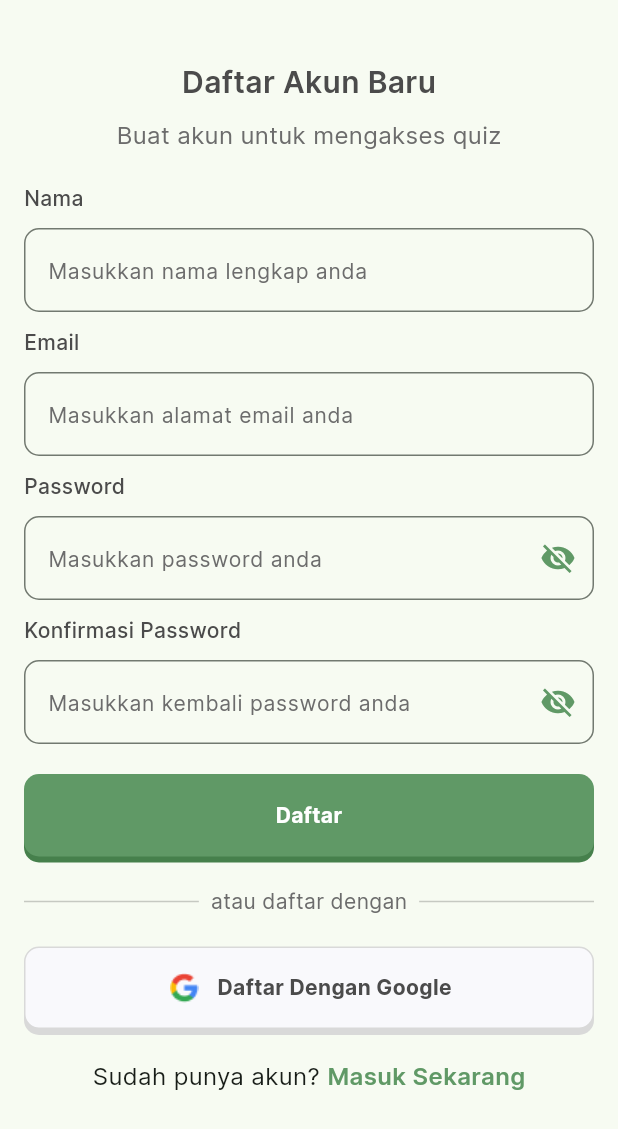
After one commit to rezamiaw/aplikasi_aksun, a Flutter app: the RegisterView screen opened directly, on a phone screen of 412 x 824 dp. The commit adds this screen. Shown: the top 1129 px of the screen. Run offline on Flutter 3.47's test engine with Material 3 defaults, Android fonts, the phone set to English and light mode, and no system bars.

Commit message:
Menambahkan register page dan navigate

```diff
--- a/lib/views/login.dart
+++ b/lib/views/login.dart
@@ -1,5 +1,6 @@
 import 'package:aplikasi_aksun/utils/colors.dart';
 import 'package:flutter/material.dart';
+import 'register.dart'; // Import the RegisterView
 
 class LoginView extends StatefulWidget {
   const LoginView({super.key});
@@ -9,6 +10,7 @@ class LoginView extends StatefulWidget {
 }
 
 class _LoginViewState extends State<LoginView> {
+  final _formKey = GlobalKey<FormState>();
   bool isHide = true;
 
   @override
@@ -26,6 +28,8 @@ class _LoginViewState extends State<LoginView> {
               children: [
                 Padding(
                   padding: const EdgeInsets.symmetric(horizontal: 16.0),
+                  child: Form(
+                    key: _formKey,
                     child: Column(
                       crossAxisAlignment: CrossAxisAlignment.start,
                       children: [
@@ -73,6 +77,16 @@ class _LoginViewState extends State<LoginView> {
                               color: fontGrayLightColor,
                             ),
                           ),
+                          validator: (value) {
+                            if (value == null || value.isEmpty) {
+                              return 'Email tidak boleh kosong';
+                            }
+                            if (!RegExp(r'^[^@]+@[^@]+\.[^@]+')
+                                .hasMatch(value)) {
+                              return 'Masukkan email yang valid';
+                            }
+                            return null;
+                          },
                         ),
                         SizedBox(height: 10),
                         Text(
@@ -108,14 +122,26 @@ class _LoginViewState extends State<LoginView> {
                               color: fontGrayLightColor,
                             ),
                           ),
+                          validator: (value) {
+                            if (value == null || value.isEmpty) {
+                              return 'Password tidak boleh kosong';
+                            }
+                            if (value.length < 6) {
+                              return 'Password harus lebih dari 6 karakter';
+                            }
+                            return null;
+                          },
                         ),
                         SizedBox(height: 20),
                         GestureDetector(
                           onTap: () {
+                            if (_formKey.currentState!.validate()) {
                               // Handle the "Masuk" button tap here
+                            }
                           },
                           child: Container(
-                          width: double.infinity, // Make the button full width
+                            width:
+                                double.infinity, // Make the button full width
                             height: 55,
                             decoration: BoxDecoration(
                               color: greenColor,
@@ -140,7 +166,8 @@ class _LoginViewState extends State<LoginView> {
                             ),
                           ),
                         ),
-                      SizedBox(height: 20), // Add some space before the divider
+                        SizedBox(
+                            height: 20), // Add some space before the divider
                         Row(
                           children: [
                             Expanded(
@@ -171,7 +198,8 @@ class _LoginViewState extends State<LoginView> {
                             // Handle the "Masuk Dengan Google" button tap here
                           },
                           child: Container(
-                          width: double.infinity, // Make the button full width
+                            width:
+                                double.infinity, // Make the button full width
                             height: 55,
                             decoration: BoxDecoration(
                               color: softwhite,
@@ -209,6 +237,7 @@ class _LoginViewState extends State<LoginView> {
                       ],
                     ),
                   ),
+                ),
                 SizedBox(height: 20),
                 Center(
                   child: Row(
@@ -222,12 +251,21 @@ class _LoginViewState extends State<LoginView> {
                         ),
                       ),
                       SizedBox(width: 5),
-                      Text(
+                      GestureDetector(
+                        onTap: () {
+                          Navigator.push(
+                            context,
+                            MaterialPageRoute(
+                                builder: (context) => RegisterView()),
+                          );
+                        },
+                        child: Text(
                           "Daftar Sekarang",
                           style: TextStyle(
                             fontFamily: "InterSemiBold",
                             fontSize: 16,
                             color: greenColor,
+                          ),
                         ),
                       ),
                     ],
--- a/lib/views/onboarding.dart
+++ b/lib/views/onboarding.dart
@@ -1,6 +1,7 @@
 import 'package:aplikasi_aksun/utils/colors.dart';
 import 'package:flutter/material.dart';
 import 'login.dart'; // Import the LoginScreen
+import 'register.dart'; // Import the RegisterView
 
 List onboardingData = [
   {
@@ -41,8 +42,10 @@ class _OnboardingViewState extends State<OnBoardingView> {
         curve: Curves.easeInOut,
       );
     } else {
-      // Perform action for the last page, e.g., navigate to another screen
-      print("Navigate to another screen or perform another action.");
+      Navigator.push(
+        context,
+        MaterialPageRoute(builder: (context) => RegisterView()),
+      );
     }
   }
 
--- /dev/null
+++ b/lib/views/register.dart
@@ -0,0 +1,355 @@
+import 'package:aplikasi_aksun/utils/colors.dart';
+import 'package:flutter/material.dart';
+import 'login.dart'; // Import the LoginScreen
+
+class RegisterView extends StatefulWidget {
+  const RegisterView({super.key});
+
+  @override
+  _RegisterViewState createState() => _RegisterViewState();
+}
+
+class _RegisterViewState extends State<RegisterView> {
+  final _formKey = GlobalKey<FormState>();
+  bool isHidePassword = true;
+  bool isHideConfirmPassword = true;
+  TextEditingController passwordController = TextEditingController();
+  TextEditingController confirmPasswordController = TextEditingController();
+
+  @override
+  Widget build(BuildContext context) {
+    return Scaffold(
+      body: SafeArea(
+        child: SingleChildScrollView(
+          child: Padding(
+            padding: const EdgeInsets.symmetric(horizontal: 16.0),
+            child: Column(
+              children: [
+                SizedBox(height: 40), // Add some space from the top
+                Center(
+                  child: Text(
+                    "Daftar Akun Baru",
+                    style: TextStyle(
+                      fontFamily: "InterSemiBold",
+                      fontSize: 20,
+                      color: fontGrayDarkColor,
+                    ),
+                  ),
+                ),
+                SizedBox(height: 10),
+                Center(
+                  child: Text(
+                    "Buat akun untuk mengakses quiz",
+                    style: TextStyle(
+                      fontFamily: "InterRegular",
+                      fontSize: 16,
+                      color: fontGrayLightColor,
+                    ),
+                  ),
+                ),
+                SizedBox(height: 20),
+                Form(
+                  key: _formKey,
+                  child: Column(
+                    crossAxisAlignment: CrossAxisAlignment.start,
+                    children: [
+                      Text(
+                        "Nama",
+                        style: TextStyle(
+                          fontFamily: "InterMedium",
+                          fontSize: 14,
+                          color: fontGrayDarkColor,
+                        ),
+                      ),
+                      SizedBox(height: 10),
+                      TextFormField(
+                        decoration: InputDecoration(
+                          border: OutlineInputBorder(
+                            borderRadius: BorderRadius.circular(10),
+                          ),
+                          hintText: 'Masukkan nama lengkap anda',
+                          hintStyle: TextStyle(
+                            fontFamily: "InterRegular",
+                            fontSize: 14,
+                            color: fontGrayLightColor,
+                          ),
+                        ),
+                        validator: (value) {
+                          if (value == null || value.isEmpty) {
+                            return 'Nama tidak boleh kosong';
+                          }
+                          return null;
+                        },
+                      ),
+                      SizedBox(height: 10),
+                      Text(
+                        "Email",
+                        style: TextStyle(
+                          fontFamily: "InterMedium",
+                          fontSize: 14,
+                          color: fontGrayDarkColor,
+                        ),
+                      ),
+                      SizedBox(height: 10),
+                      TextFormField(
+                        decoration: InputDecoration(
+                          border: OutlineInputBorder(
+                            borderRadius: BorderRadius.circular(10),
+                          ),
+                          hintText: 'Masukkan alamat email anda',
+                          hintStyle: TextStyle(
+                            fontFamily: "InterRegular",
+                            fontSize: 14,
+                            color: fontGrayLightColor,
+                          ),
+                        ),
+                        validator: (value) {
+                          if (value == null || value.isEmpty) {
+                            return 'Email tidak boleh kosong';
+                          }
+                          if (!RegExp(r'^[^@]+@[^@]+\.[^@]+').hasMatch(value)) {
+                            return 'Masukkan email yang valid';
+                          }
+                          return null;
+                        },
+                      ),
+                      SizedBox(height: 10),
+                      Text(
+                        "Password",
+                        style: TextStyle(
+                          fontFamily: "InterMedium",
+                          fontSize: 14,
+                          color: fontGrayDarkColor,
+                        ),
+                      ),
+                      SizedBox(height: 10),
+                      TextFormField(
+                        controller: passwordController,
+                        obscureText: isHidePassword,
+                        decoration: InputDecoration(
+                          suffixIcon: IconButton(
+                            onPressed: () {
+                              setState(() {
+                                isHidePassword = !isHidePassword;
+                              });
+                            },
+                            icon: Icon(isHidePassword
+                                ? Icons.visibility_off
+                                : Icons.visibility),
+                            color: greenColor,
+                          ),
+                          border: OutlineInputBorder(
+                            borderRadius: BorderRadius.circular(10),
+                          ),
+                          hintText: 'Masukkan password anda',
+                          hintStyle: TextStyle(
+                            fontFamily: "InterRegular",
+                            fontSize: 14,
+                            color: fontGrayLightColor,
+                          ),
+                        ),
+                        validator: (value) {
+                          if (value == null || value.isEmpty) {
+                            return 'Password tidak boleh kosong';
+                          }
+                          if (value.length < 6) {
+                            return 'Password harus lebih dari 6 karakter';
+                          }
+                          return null;
+                        },
+                      ),
+                      SizedBox(height: 10),
+                      Text(
+                        "Konfirmasi Password",
+                        style: TextStyle(
+                          fontFamily: "InterMedium",
+                          fontSize: 14,
+                          color: fontGrayDarkColor,
+                        ),
+                      ),
+                      SizedBox(height: 10),
+                      TextFormField(
+                        controller: confirmPasswordController,
+                        obscureText: isHideConfirmPassword,
+                        decoration: InputDecoration(
+                          suffixIcon: IconButton(
+                            onPressed: () {
+                              setState(() {
+                                isHideConfirmPassword = !isHideConfirmPassword;
+                              });
+                            },
+                            icon: Icon(isHideConfirmPassword
+                                ? Icons.visibility_off
+                                : Icons.visibility),
+                            color: greenColor,
+                          ),
+                          border: OutlineInputBorder(
+                            borderRadius: BorderRadius.circular(10),
+                          ),
+                          hintText: 'Masukkan kembali password anda',
+                          hintStyle: TextStyle(
+                            fontFamily: "InterRegular",
+                            fontSize: 14,
+                            color: fontGrayLightColor,
+                          ),
+                        ),
+                        validator: (value) {
+                          if (value == null || value.isEmpty) {
+                            return 'Konfirmasi password tidak boleh kosong';
+                          }
+                          if (value != passwordController.text) {
+                            return 'Password tidak cocok';
+                          }
+                          return null;
+                        },
+                      ),
+                      SizedBox(height: 20),
+                      GestureDetector(
+                        onTap: () {
+                          if (_formKey.currentState!.validate()) {
+                            // Handle the "Daftar" button tap here
+                          }
+                        },
+                        child: Container(
+                          width: double.infinity, // Make the button full width
+                          height: 55,
+                          decoration: BoxDecoration(
+                            color: greenColor,
+                            borderRadius: BorderRadius.circular(10),
+                            boxShadow: [
+                              BoxShadow(
+                                color: darkgreenColor,
+                                offset: const Offset(0, 4),
+                              ),
+                            ],
+                          ),
+                          child: Center(
+                            child: Text(
+                              "Daftar",
+                              textAlign: TextAlign.center,
+                              style: TextStyle(
+                                fontFamily: "InterBold",
+                                fontSize: 14,
+                                color: Colors.white,
+                              ),
+                            ),
+                          ),
+                        ),
+                      ),
+                      SizedBox(height: 20), // Add some space before the divider
+                      Row(
+                        children: [
+                          Expanded(
+                            child:
+                                Divider(color: Colors.black.withOpacity(0.2)),
+                          ),
+                          Padding(
+                            padding:
+                                const EdgeInsets.symmetric(horizontal: 8.0),
+                            child: Text(
+                              "atau daftar dengan",
+                              style: TextStyle(
+                                fontFamily: "InterRegular",
+                                fontSize: 14,
+                                color: fontGrayLightColor,
+                              ),
+                            ),
+                          ),
+                          Expanded(
+                            child:
+                                Divider(color: Colors.black.withOpacity(0.2)),
+                          ),
+                        ],
+                      ),
+                      SizedBox(height: 20),
+                      GestureDetector(
+                        onTap: () {
+                          // Handle the "Daftar Dengan Google" button tap here
+                        },
+                        child: Container(
+                          width: double.infinity, // Make the button full width
+                          height: 55,
+                          decoration: BoxDecoration(
+                            color: softwhite,
+                            border: Border.all(color: grayColor),
+                            borderRadius: BorderRadius.circular(10),
+                            boxShadow: [
+                              BoxShadow(
+                                color: grayColor,
+                                offset: const Offset(0, 4),
+                              ),
+                            ],
+                          ),
+                          child: Row(
+                            mainAxisAlignment: MainAxisAlignment.center,
+                            children: [
+                              Image.asset(
+                                "assets/images/google.png",
+                                height: 24.0,
+                                width: 24.0,
+                              ),
+                              SizedBox(width: 10),
+                              Text(
+                                "Daftar Dengan Google",
+                                textAlign: TextAlign.center,
+                                style: TextStyle(
+                                  fontFamily: "InterBold",
+                                  fontSize: 14,
+                                  color: fontGrayDarkColor,
+                                ),
+                              ),
+                            ],
+                          ),
+                        ),
+                      ),
+                    ],
+                  ),
+                ),
+                SizedBox(height: 20),
+                Center(
+                  child: Row(
+                    mainAxisAlignment: MainAxisAlignment.center,
+                    children: [
+                      Text(
+                        "Sudah punya akun?",
+                        style: TextStyle(
+                          fontFamily: "InterRegular",
+                          fontSize: 16,
+                        ),
+                      ),
+                      SizedBox(width: 5),
+                      GestureDetector(
+                        onTap: () {
+                          Navigator.push(
+                            context,
+                            MaterialPageRoute(
+                                builder: (context) => LoginView()),
+                          );
+                        },
+                        child: Text(
+                          "Masuk Sekarang",
+                          style: TextStyle(
+                            fontFamily: "InterSemiBold",
+                            fontSize: 16,
+                            color: greenColor,
+                          ),
+                        ),
+                      ),
+                    ],
+                  ),
+                ),
+                SizedBox(height: 20), // Add some space at the bottom
+              ],
+            ),
+          ),
+        ),
+      ),
+    );
+  }
+}
+
+void main() {
+  runApp(MaterialApp(
+    home: RegisterView(),
+  ));
+}
```
Also changed, not shown: lib/views/homepage.dart (added). Lines whose indentation alone changed are shown as unchanged.
